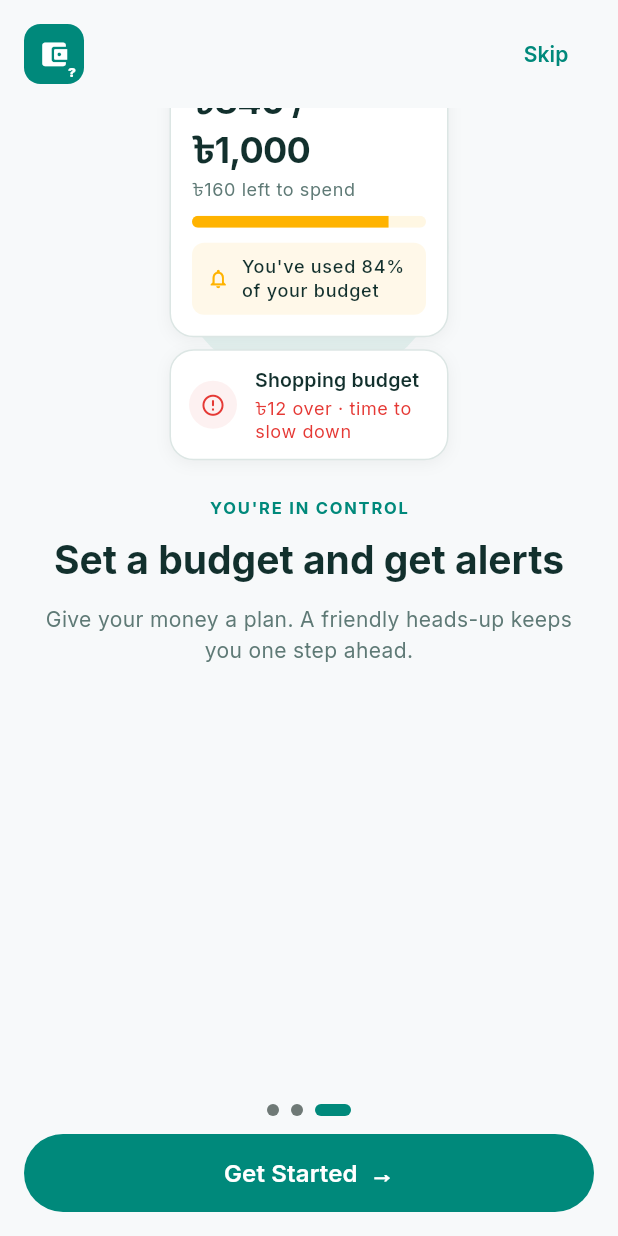
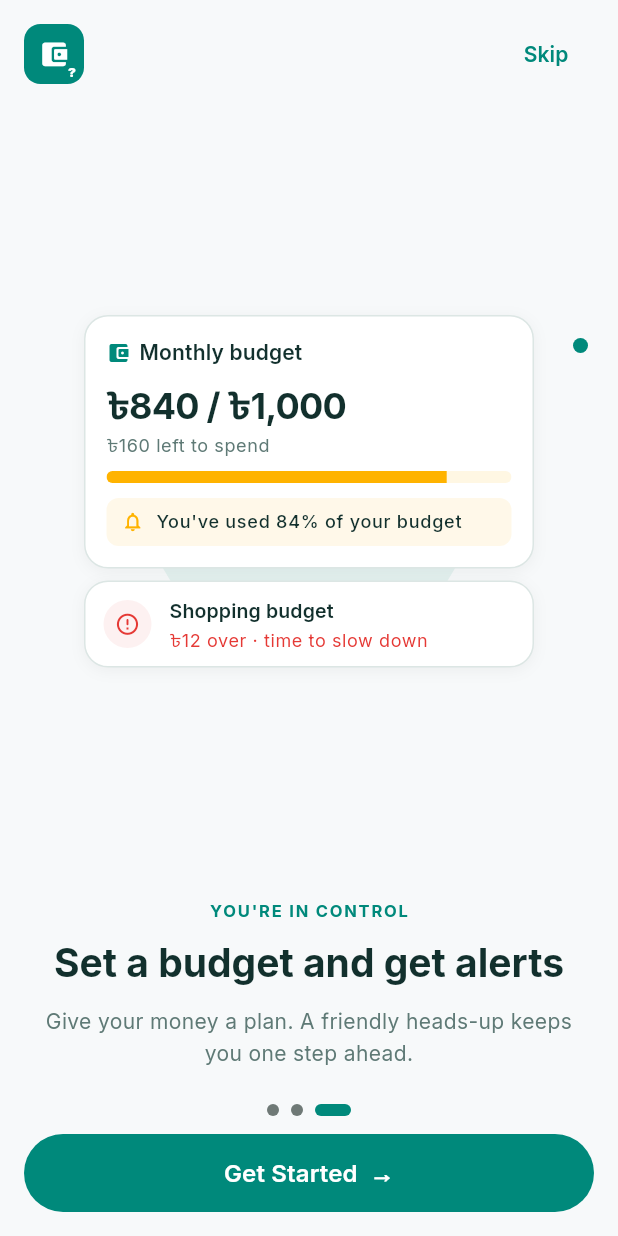
Before and after one commit to imrantonte/expense-tracker, a Flutter app: the screen it shows after launch, swiped to page 3, on a phone screen of 412 x 824 dp. Run offline on Flutter 3.47's test engine with Material 3 defaults, Android fonts, the phone set to English and light mode, and no system bars; our stand-ins replace firebase_core, fl_chart, google_fonts; accounts and stored records are empty.

Commit message:
feat: integrate Firebase and repair onboarding and transactions screens

```diff
--- /dev/null
+++ b/devtools_options.yaml
@@ -0,0 +1,3 @@
+description: This file stores settings for Dart & Flutter DevTools.
+documentation: https://docs.flutter.dev/tools/devtools/extensions#configure-extension-enablement-states
+extensions:
--- a/lib/screens/onboarding/onboarding_screen.dart
+++ b/lib/screens/onboarding/onboarding_screen.dart
@@ -143,11 +143,7 @@ class _OnboardingScreenState extends State<OnboardingScreen> {
                   controller: _pageCtrl,
                   itemCount: pages.length,
                   onPageChanged: (i) => setState(() => _currentPage = i),
-                  itemBuilder: (_, i) => _OnboardingPage(
-                    data: pages[i],
-                    illustrationHeight:
-                        MediaQuery.sizeOf(context).height * 0.285,
-                  ),
+                  itemBuilder: (_, i) => _OnboardingPage(data: pages[i]),
                 ),
               ),
 
@@ -182,13 +178,9 @@ class _OnboardingScreenState extends State<OnboardingScreen> {
 // ─────────────────────────────────────────────────────────────────────────────
 
 class _OnboardingPage extends StatelessWidget {
-  const _OnboardingPage({
-    required this.data,
-    required this.illustrationHeight,
-  });
+  const _OnboardingPage({required this.data});
 
   final _PageData data;
-  final double illustrationHeight;
 
   @override
   Widget build(BuildContext context) {
@@ -199,17 +191,12 @@ class _OnboardingPage extends StatelessWidget {
     return Padding(
       padding: const EdgeInsets.symmetric(horizontal: kSp16),
       child: Column(
-        crossAxisAlignment: CrossAxisAlignment.center,
         children: [
-          // Illustration area (blob + card)
-          _IllustrationArea(
-            height: illustrationHeight,
-            ext: ext,
-            child: data.illustration,
+          // Takes all free height and scales down if the card is too tall
+          Expanded(
+            child: _IllustrationArea(ext: ext, child: data.illustration),
           ),
-          const SizedBox(height: kSp24),
-
-          // Kicker
+          const SizedBox(height: kSp16),
           Text(
             data.kicker,
             style: tt.labelSmall?.copyWith(
@@ -219,8 +206,6 @@ class _OnboardingPage extends StatelessWidget {
             ),
           ),
           const SizedBox(height: kSp10),
-
-          // Title
           Text(
             data.title,
             style: tt.headlineMedium?.copyWith(
@@ -232,8 +217,6 @@ class _OnboardingPage extends StatelessWidget {
             textAlign: TextAlign.center,
           ),
           const SizedBox(height: kSp12),
-
-          // Body
           Text(
             data.body,
             style: tt.bodyMedium?.copyWith(
@@ -242,6 +225,7 @@ class _OnboardingPage extends StatelessWidget {
             ),
             textAlign: TextAlign.center,
           ),
+          const SizedBox(height: kSp8),
         ],
       ),
     );
@@ -253,58 +237,55 @@ class _OnboardingPage extends StatelessWidget {
 // ─────────────────────────────────────────────────────────────────────────────
 
 class _IllustrationArea extends StatelessWidget {
-  const _IllustrationArea({
-    required this.height,
-    required this.ext,
-    required this.child,
-  });
+  const _IllustrationArea({required this.ext, required this.child});
 
-  final double height;
   final AppThemeExt ext;
   final Widget child;
 
   @override
   Widget build(BuildContext context) {
     final primary = Theme.of(context).colorScheme.primary;
-    const blobSize = 186.0;
 
+    return LayoutBuilder(
+      builder: (context, constraints) {
+        final blob =
+            (constraints.maxHeight * 0.85).clamp(120.0, 220.0).toDouble();
         return SizedBox(
-      height: height,
+          width: double.infinity,
+          height: constraints.maxHeight,
           child: Stack(
-        clipBehavior: Clip.none,
-        alignment: Alignment.topCenter,
+            alignment: Alignment.center,
             children: [
-          // Teal-tint halo blob (behind the card)
+              // Teal-tint halo behind the card
               Container(
-            width: blobSize,
-            height: blobSize,
-            decoration: BoxDecoration(
-              color: ext.tint,
-              shape: BoxShape.circle,
+                width: blob,
+                height: blob,
+                decoration:
+                    BoxDecoration(color: ext.tint, shape: BoxShape.circle),
               ),
-          ),
-          // Small decorative dot — right of the card
+              // Small decorative dot
               Positioned(
                 right: 4,
-            top: blobSize * 0.38,
+                top: constraints.maxHeight * 0.3,
                 child: Container(
                   width: 10,
                   height: 10,
-              decoration: BoxDecoration(
-                color: primary,
-                shape: BoxShape.circle,
+                  decoration:
+                      BoxDecoration(color: primary, shape: BoxShape.circle),
                 ),
               ),
+              // Card: fixed 300 wide, scaled down if the space is smaller
+              Padding(
+                padding: const EdgeInsets.symmetric(vertical: kSp8),
+                child: FittedBox(
+                  fit: BoxFit.scaleDown,
+                  child: SizedBox(width: 300, child: child),
                 ),
-          // Card — pinned to the bottom of the illustration area
-          Positioned(
-            left: 0,
-            right: 0,
-            bottom: 0,
-            child: child,
               ),
             ],
           ),
+        );
+      },
     );
   }
 }
@@ -494,11 +475,15 @@ class _TxRow extends StatelessWidget {
               children: [
                 Text(
                   title,
+                  maxLines: 1,
+                  overflow: TextOverflow.ellipsis,
                   style: tt.bodyMedium
                       ?.copyWith(color: ext.textPrimary, fontWeight: FontWeight.w500),
                 ),
                 Text(
                   subtitle,
+                  maxLines: 1,
+                  overflow: TextOverflow.ellipsis,
                   style: tt.bodySmall?.copyWith(color: ext.textSecondary),
                 ),
               ],
@@ -570,22 +555,22 @@ class _Page2Illustration extends StatelessWidget {
                         value: 50,
                         color: seg1,
                         showTitle: false,
-                        radius: 36,
+                        radius: 28,
                       ),
                       PieChartSectionData(
                         value: 30,
                         color: seg2,
                         showTitle: false,
-                        radius: 36,
+                        radius: 28,
                       ),
                       PieChartSectionData(
                         value: 20,
                         color: seg3,
                         showTitle: false,
-                        radius: 36,
+                        radius: 28,
                       ),
                     ],
-                    centerSpaceRadius: 46,
+                    centerSpaceRadius: 40,
                     sectionsSpace: 2,
                     startDegreeOffset: -90,
                   ),
--- a/pubspec.yaml
+++ b/pubspec.yaml
@@ -24,6 +24,9 @@ dependencies:
 
   # State management
   provider: ^6.1.2
+  firebase_core: ^5.0.0
+  firebase_auth: ^7.0.0
+  cloud_firestore: ^7.0.0
 
 dev_dependencies:
   flutter_test:
```
Also changed, not shown: lib/screens/transactions/transactions_screen.dart (+7 -2 lines), firebase.json (added), lib/firebase_options.dart (added), pubspec.lock, 6 other files. Lines whose indentation alone changed are shown as unchanged.
